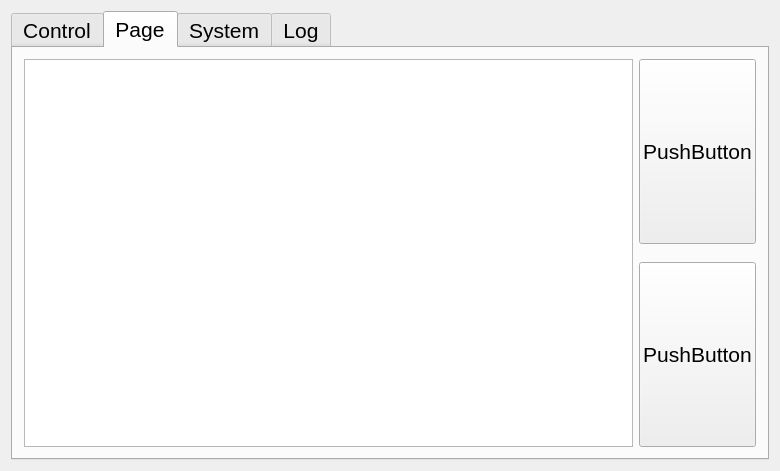
Before: the Qt Designer form widget.ui in paulkappler/HomeGUI, drawn with Qt 5.
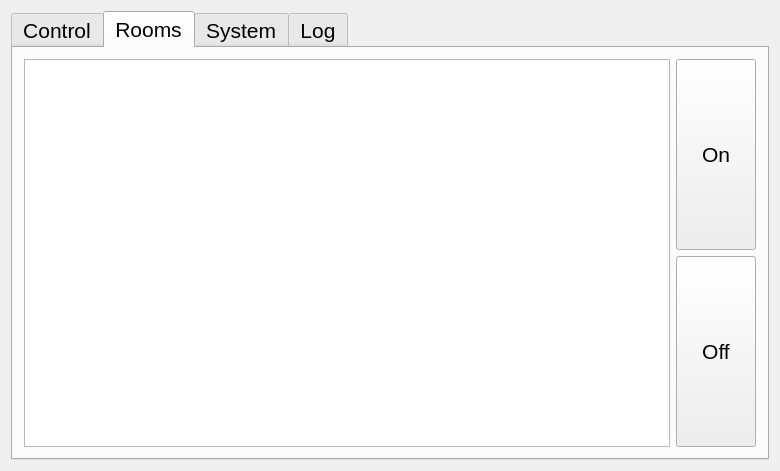
After: the same form once the commit is applied. The open tabs and pages were chosen to show the change.

Commit message: Add Room on/off buttons

```diff
--- a/widget.ui
+++ b/widget.ui
@@ -243,25 +243,9 @@
      </widget>
      <widget class="QWidget" name="tabRoom">
       <attribute name="title">
-       <string>Page</string>
+       <string>Rooms</string>
       </attribute>
       <layout class="QGridLayout" name="gridLayout_5">
-       <item row="1" column="0" rowspan="4">
-        <widget class="QListWidget" name="listWidgetRoom"/>
-       </item>
-       <item row="4" column="1">
-        <widget class="QPushButton" name="pushButton_2">
-         <property name="sizePolicy">
-          <sizepolicy hsizetype="Minimum" vsizetype="Expanding">
-           <horstretch>0</horstretch>
-           <verstretch>0</verstretch>
-          </sizepolicy>
-         </property>
-         <property name="text">
-          <string>PushButton</string>
-         </property>
-        </widget>
-       </item>
        <item row="1" column="1">
         <widget class="QPushButton" name="pushButton">
          <property name="sizePolicy">
@@ -271,10 +255,26 @@
           </sizepolicy>
          </property>
          <property name="text">
-          <string>PushButton</string>
+          <string>On</string>
          </property>
         </widget>
        </item>
+       <item row="2" column="1">
+        <widget class="QPushButton" name="roomOffButton">
+         <property name="sizePolicy">
+          <sizepolicy hsizetype="Minimum" vsizetype="Expanding">
+           <horstretch>0</horstretch>
+           <verstretch>0</verstretch>
+          </sizepolicy>
+         </property>
+         <property name="text">
+          <string>Off</string>
+         </property>
+        </widget>
+       </item>
+       <item row="1" column="0" rowspan="2">
+        <widget class="QListWidget" name="listWidgetRoom"/>
+       </item>
       </layout>
      </widget>
      <widget class="QWidget" name="tab_2">
```
Left out of the diff: 2 changed lines with no effect on the pictures. The commit also changes 1 other file.
